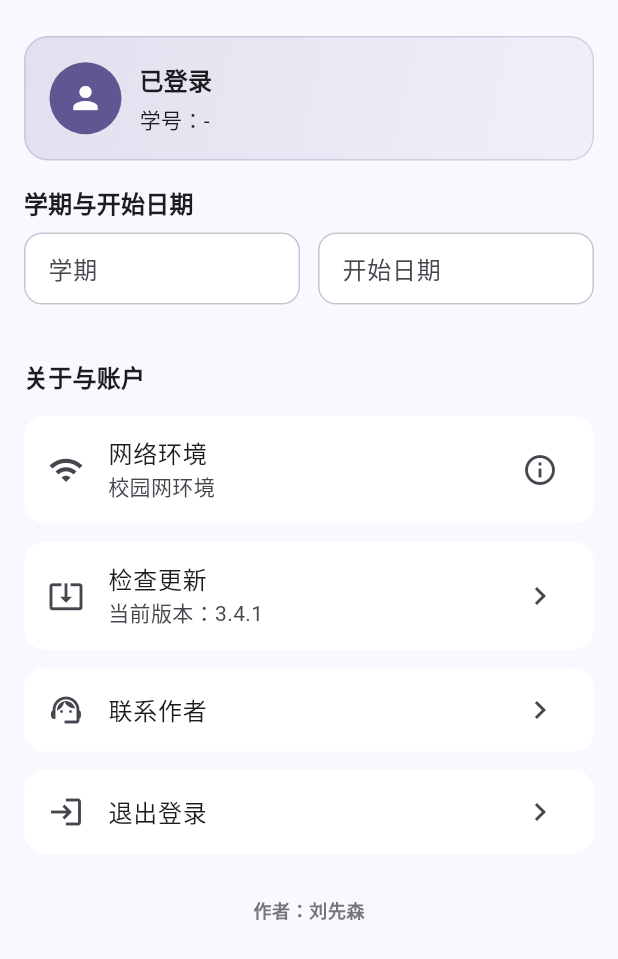
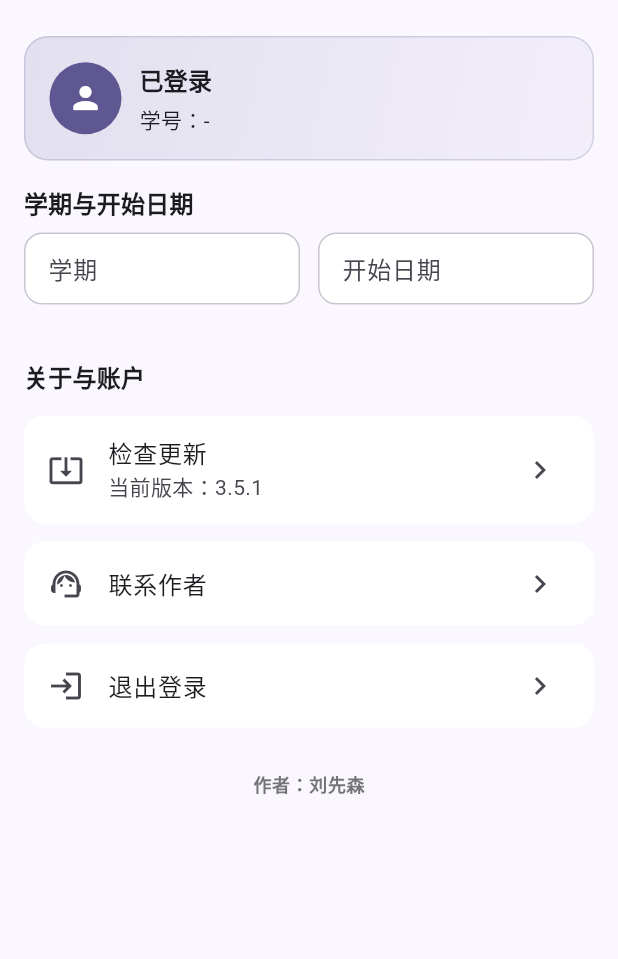
Before and after one commit to yuan-power-plus/kwt_flutter, a Flutter app: the ProfilePage widget shown alone on an empty page, opened directly, on a phone screen of 412 x 824 dp. Shown: the top 959 px of the screen. Run offline on Flutter 3.47's test engine with Material 3 defaults, Android fonts, the phone set to English and light mode, and no system bars; our stand-ins replace cookie_jar, dio, dio_cookie_manager, shared_preferences; accounts and stored records are empty; network calls fail.

Commit message:
修复已知问题

```diff
--- a/lib/config/app_config.dart
+++ b/lib/config/app_config.dart
@@ -36,7 +36,7 @@ class AppConfig {
 
   /// 应用基础信息
   static const String appName = '科文通';
-  static const String appVersion = '3.4.1';
+  static const String appVersion = '3.5.1';
   static const String appDescription = '科文通教务系统查询应用';
 
   /// GitHub 配置（用于检查更新）
--- a/lib/pages/profile_page.dart
+++ b/lib/pages/profile_page.dart
@@ -189,25 +189,7 @@ class _ProfilePageState extends State<ProfilePage> {
           const SizedBox(height: 24),
           _SectionTitle('关于与账户'),
           const SizedBox(height: 8),
-          // 显示当前网络环境
-          Card(
-            margin: const EdgeInsets.symmetric(vertical: 6),
-            child: ListTile(
-              leading: const Icon(Icons.wifi),
-              title: const Text('网络环境'),
-              subtitle: FutureBuilder<String?>(
-                future: _settings.getNetworkEnvironment(),
-                builder: (context, snapshot) {
-                  if (snapshot.hasData && snapshot.data != null) {
-                    final env = snapshot.data!;
-                    return Text(env == 'internet' ? '外网环境' : '校园网环境');
-                  }
-                  return const Text('校园网环境');
-                },
-              ),
-              trailing: const Icon(Icons.info_outline),
-            ),
-          ),
+
           Card(
             margin: const EdgeInsets.symmetric(vertical: 6),
             child: ListTile(
--- a/pubspec.yaml
+++ b/pubspec.yaml
@@ -16,7 +16,7 @@ publish_to: 'none' # Remove this line if you wish to publish to pub.dev
 # https://developer.apple.com/library/archive/documentation/General/Reference/InfoPlistKeyReference/Articles/CoreFoundationKeys.html
 # In Windows, build-name is used as the major, minor, and patch parts
 # of the product and file versions while build-number is used as the build suffix.
-version: 1.0.0+1
+version: 3.5.1+1
 
 environment:
   sdk: ^3.8.1
```
